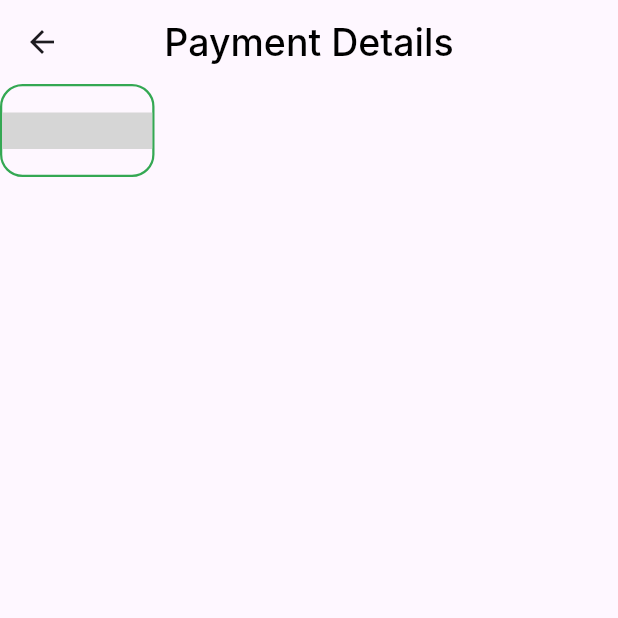
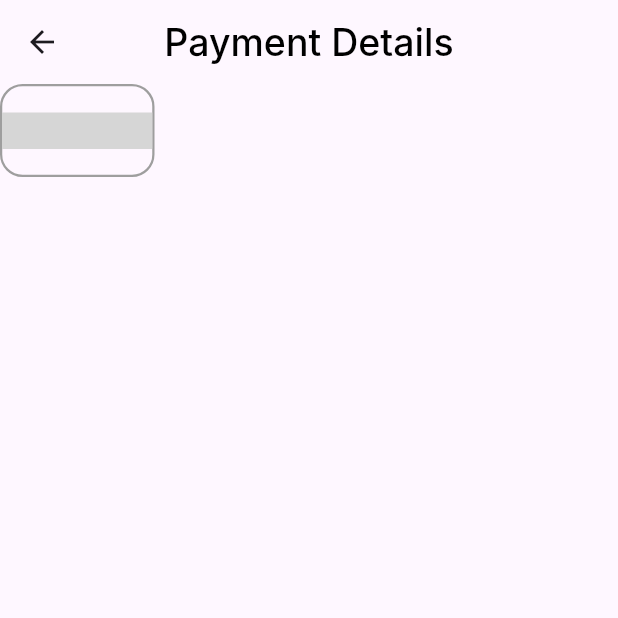
Before and after one commit to MohamedAliShosha/checkout_feature, a Flutter app: the PaymentDetails screen opened directly, on a phone screen of 412 x 824 dp, the top half of it. Run offline on Flutter 3.47's test engine with Material 3 defaults, Android fonts, the phone set to English and light mode, and no system bars; missing offline and left inert: svg_flutter; Roboto replaces fonts that are missing (Inter); grey boxes are pictures that could not be loaded.

Commit message:
feat: update PaymentMethodItem to accept isActive parameter for dynamic styling

```diff
--- a/lib/features/checkout/presentation/views/widgets/payment_details_view_body.dart
+++ b/lib/features/checkout/presentation/views/widgets/payment_details_view_body.dart
@@ -8,7 +8,9 @@ class PaymentDetailsViewBody extends StatelessWidget {
   Widget build(BuildContext context) {
     return const Column(
       children: [
-        PaymentMethodItem(),
+        PaymentMethodItem(
+          isActive: false,
+        ),
       ],
     );
   }
--- a/lib/features/checkout/presentation/views/widgets/payment_method_item.dart
+++ b/lib/features/checkout/presentation/views/widgets/payment_method_item.dart
@@ -4,18 +4,22 @@ import 'package:svg_flutter/svg.dart';
 class PaymentMethodItem extends StatelessWidget {
   const PaymentMethodItem({
     super.key,
+    required this.isActive,
   });
+
+  final bool isActive; // To check if the item is active or not
 
   @override
   Widget build(BuildContext context) {
-    return Container(
+    return AnimatedContainer(
+      duration: const Duration(milliseconds: 600),
       width: 103,
       height: 62,
       decoration: ShapeDecoration(
         shape: RoundedRectangleBorder(
-          side: const BorderSide(
+          side: BorderSide(
             width: 1.50,
-            color: Color(0xff34A853),
+            color: isActive ? const Color(0xff34A853) : Colors.grey,
           ),
           borderRadius: BorderRadius.circular(15),
         ),
```
